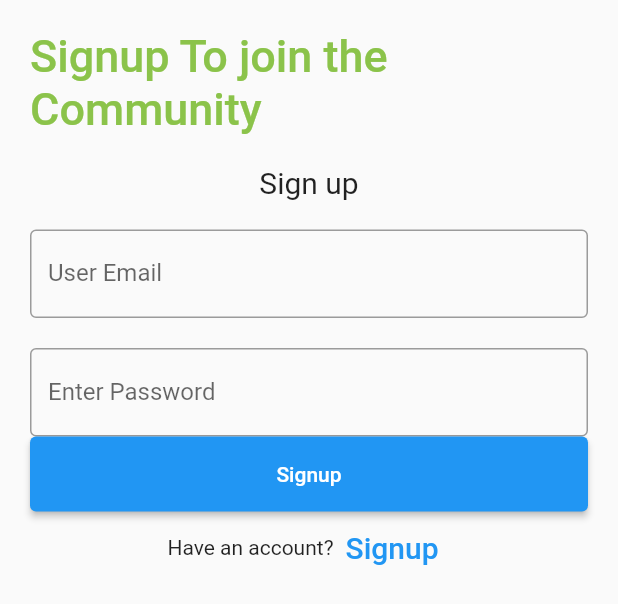
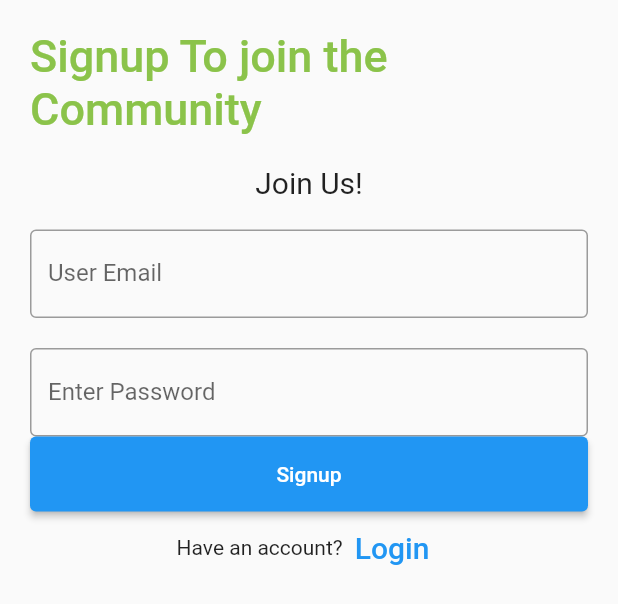
Before and after one commit to HarrietMwanza/LasBite_Zero_Foodwaster_Flutterapp, a Flutter app: the MyStatefulWidget widget shown alone on an empty page, opened directly, on a phone screen of 412 x 824 dp. Shown: the top 604 px of the screen. Run offline on Flutter 3.47's test engine with Material 2 defaults, Android fonts, the phone set to English and light mode, and no system bars.

Commit message:
Update signup.dart

```diff
--- a/app/lib/signup.dart
+++ b/app/lib/signup.dart
@@ -50,7 +50,7 @@ class _MyStatefulWidgetState extends State<MyStatefulWidget> {
                 alignment: Alignment.center,
                 padding: const EdgeInsets.all(10),
                 child: const Text(
-                  'Sign up',
+                  'Join Us!',
                   style: TextStyle(fontSize: 20),
                 )),
             Container(
@@ -89,7 +89,7 @@ class _MyStatefulWidgetState extends State<MyStatefulWidget> {
                 const Text('Have an account?'),
                 TextButton(
                   child: const Text(
-                    'Signup',
+                    'Login',
                     style: TextStyle(fontSize: 20),
                   ),
                   onPressed: () {
```
